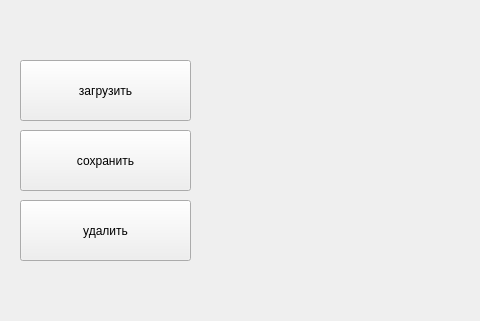
First picture: the form in QT/Belkin/belkin.ui, repository arsbelkin/OOP, before the edit; both pictures show x 0 to 480 and y 100 to 421 of the 1250 by 700 pixel window.
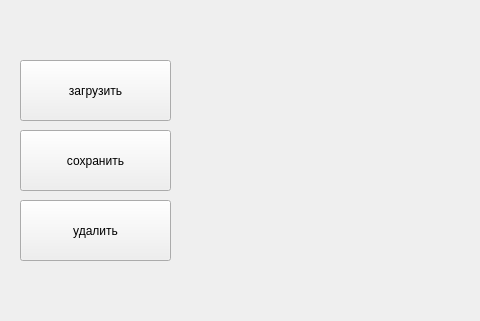
Second picture: the form after the edit.

Patch:
```diff
--- a/QT/Belkin/belkin.ui
+++ b/QT/Belkin/belkin.ui
@@ -19,7 +19,7 @@
      <rect>
       <x>20</x>
       <y>300</y>
-      <width>171</width>
+      <width>151</width>
       <height>61</height>
      </rect>
     </property>
@@ -32,7 +32,7 @@
      <rect>
       <x>20</x>
       <y>230</y>
-      <width>171</width>
+      <width>151</width>
       <height>61</height>
      </rect>
     </property>
@@ -48,7 +48,7 @@
      <rect>
       <x>20</x>
       <y>160</y>
-      <width>171</width>
+      <width>151</width>
       <height>61</height>
      </rect>
     </property>
```
